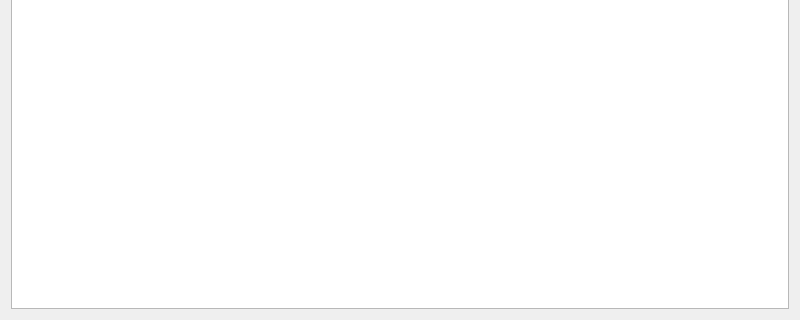
The window that NotifyTrayServer/Widget.ui (cqwlxxl/notifytray) describes before a commit, drawn with Qt 5; both pictures show x 0 to 800 and y 280 to 600 of the 800 by 600 pixel window.
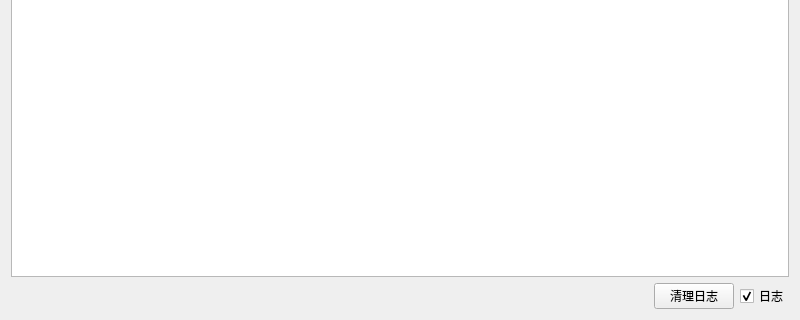
The same window after the commit.

```diff
--- a/NotifyTrayServer/Widget.ui
+++ b/NotifyTrayServer/Widget.ui
@@ -17,6 +17,40 @@
    <item>
     <widget class="QTextBrowser" name="textBrowser"/>
    </item>
+   <item>
+    <layout class="QHBoxLayout" name="hLayout_Func">
+     <item>
+      <spacer name="hSpacer_Func">
+       <property name="orientation">
+        <enum>Qt::Horizontal</enum>
+       </property>
+       <property name="sizeHint" stdset="0">
+        <size>
+         <width>40</width>
+         <height>20</height>
+        </size>
+       </property>
+      </spacer>
+     </item>
+     <item>
+      <widget class="QPushButton" name="pushButton_ClearLog">
+       <property name="text">
+        <string>清理日志</string>
+       </property>
+      </widget>
+     </item>
+     <item>
+      <widget class="QCheckBox" name="checkBox_Log">
+       <property name="text">
+        <string>日志</string>
+       </property>
+       <property name="checked">
+        <bool>true</bool>
+       </property>
+      </widget>
+     </item>
+    </layout>
+   </item>
   </layout>
  </widget>
  <resources/>
```
